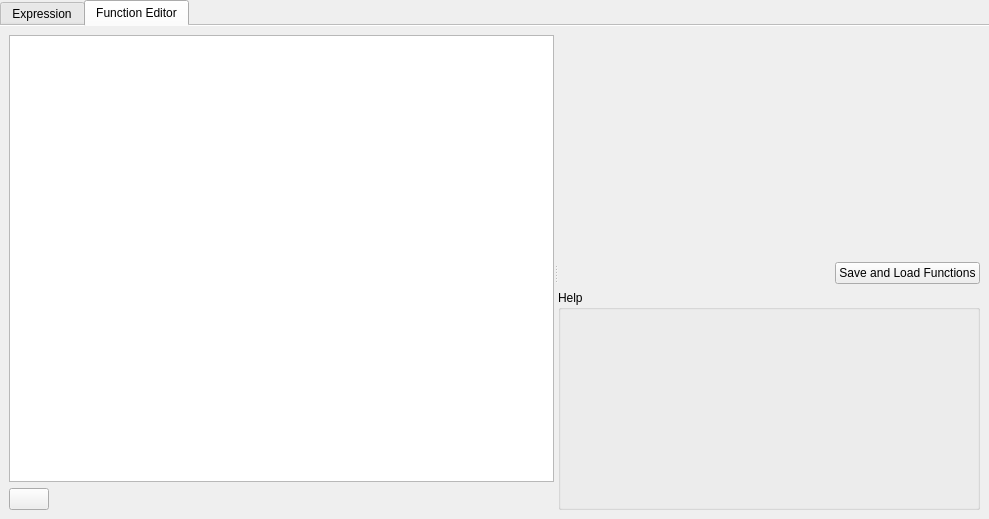
Above: src/ui/qgsexpressionbuilder.ui from qgis/QGIS before the change. Below: the same form after it.
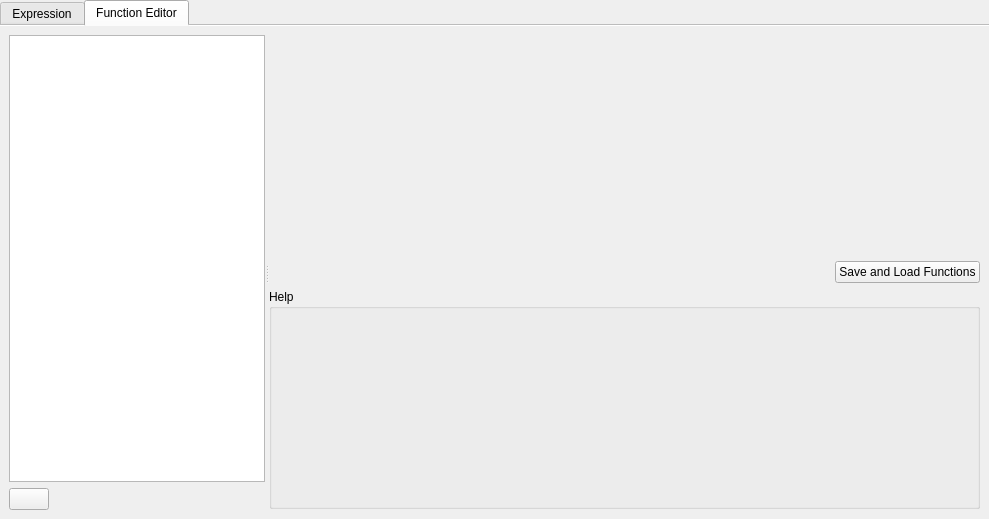
That is the form after the change. The open tabs and pages were chosen to show the change. Icons and pictures are not drawn. Custom widgets are drawn as their Qt base class.

Commit message: Set default size of custom expression list

```diff
--- a/src/ui/qgsexpressionbuilder.ui
+++ b/src/ui/qgsexpressionbuilder.ui
@@ -624,9 +624,27 @@
          <property name="childrenCollapsible">
           <bool>false</bool>
          </property>
-         <widget class="QWidget" name="layoutWidget3">
-          <layout class="QVBoxLayout" name="verticalLayout_5">
-           <item>
+         <widget class="QWidget" name="widget3" native="true">
+          <property name="sizePolicy">
+           <sizepolicy hsizetype="Maximum" vsizetype="Preferred">
+            <horstretch>0</horstretch>
+            <verstretch>0</verstretch>
+           </sizepolicy>
+          </property>
+          <layout class="QGridLayout" name="gridLayout_7">
+           <property name="leftMargin">
+            <number>0</number>
+           </property>
+           <property name="topMargin">
+            <number>0</number>
+           </property>
+           <property name="rightMargin">
+            <number>0</number>
+           </property>
+           <property name="bottomMargin">
+            <number>0</number>
+           </property>
+           <item row="0" column="0">
             <widget class="QListWidget" name="cmbFileNames">
              <property name="sizePolicy">
               <sizepolicy hsizetype="Preferred" vsizetype="Expanding">
@@ -645,7 +663,7 @@
              </property>
             </widget>
            </item>
-           <item>
+           <item row="1" column="0">
             <layout class="QHBoxLayout" name="horizontalLayout_6">
              <property name="topMargin">
               <number>0</number>
@@ -689,10 +707,22 @@
            </item>
           </layout>
          </widget>
-         <widget class="QWidget" name="layoutWidget">
+         <widget class="QWidget" name="widget" native="true">
+          <property name="sizePolicy">
+           <sizepolicy hsizetype="Preferred" vsizetype="Preferred">
+            <horstretch>1</horstretch>
+            <verstretch>0</verstretch>
+           </sizepolicy>
+          </property>
           <layout class="QVBoxLayout" name="verticalLayout_3">
+           <property name="leftMargin">
+            <number>0</number>
+           </property>
+           <property name="topMargin">
+            <number>0</number>
+           </property>
            <property name="bottomMargin">
-            <number>0</number>
+            <number>1</number>
            </property>
            <item>
             <widget class="QgsCodeEditorPython" name="txtPython" native="true"/>
```
The commit also changes 1 other file.
